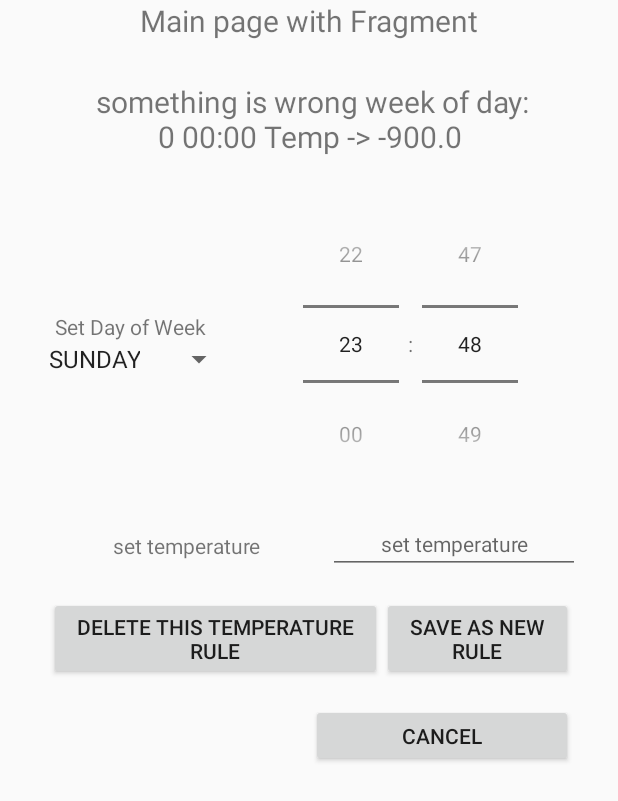
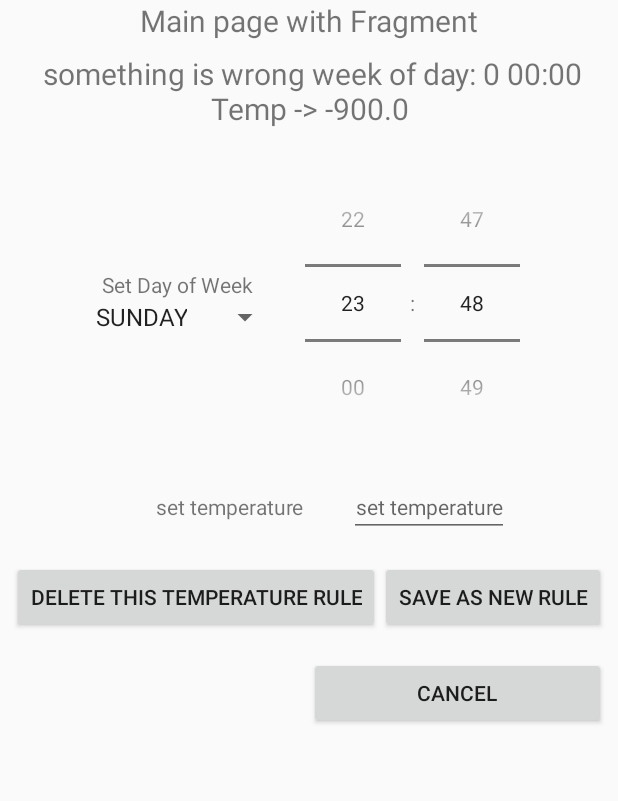
Before and after one commit to project-2017/finalproject, an Android app: the FragmentMainActivity screen opened directly, with no data from a screen before it, on a phone screen of 412 x 824 dp. Shown: the top 801 px of the screen. Run offline under Robolectric (Android 15) with nearby library versions, the phone set to English and light mode, and no system bars; 1 statement that could not run was skipped.

Commit message:
Geyan commit for fragment.

```diff
--- a/app/src/main/AndroidManifest.xml
+++ b/app/src/main/AndroidManifest.xml
@@ -21,8 +21,10 @@
         </activity>
         <activity
             android:name=".PkgHouse.homeThermo_mainPkg.AddNewTempActivity"
-            android:configChanges="orientation|keyboardHidden" />
-        <activity android:name=".PkgHouse.homeThermo_mainPkg.fragmentTempPkg.FragmentMainActivity" />
+            android:configChanges="orientation|keyboardHidden|screenSize" />
+        <activity
+            android:name=".PkgHouse.homeThermo_mainPkg.fragmentTempPkg.FragmentMainActivity"
+            android:configChanges="orientation|keyboardHidden|screenSize" />
         <activity android:name=".PkgHouse.adapterPkg.HelpActivity"></activity>
         <activity android:name=".PkgHouse.homeThermo_mainPkg.HouseThermostatActivity" />
     </application>
--- a/app/src/main/java/cst2335/groupproject/PkgHouse/homeThermo_mainPkg/AddNewTempActivity.java
+++ b/app/src/main/java/cst2335/groupproject/PkgHouse/homeThermo_mainPkg/AddNewTempActivity.java
@@ -4,6 +4,7 @@ import android.app.Activity;
 import android.app.AlertDialog;
 import android.content.DialogInterface;
 import android.content.Intent;
+import android.content.res.Configuration;
 import android.os.Bundle;
 import android.util.Log;
 import android.view.View;
@@ -33,6 +34,11 @@ public class AddNewTempActivity extends Activity {
 
     private TreeMap<Integer, Double> listTemp;
 
+    @Override
+    public void onConfigurationChanged(Configuration newConfig) {
+        super.onConfigurationChanged(newConfig);
+        finish();
+    }
 
     @Override
     protected void onCreate(Bundle savedInstanceState) {
--- a/app/src/main/res/layout/temp_fragment_temp_setting.xml
+++ b/app/src/main/res/layout/temp_fragment_temp_setting.xml
@@ -1,37 +1,29 @@
 <?xml version="1.0" encoding="utf-8"?>
-<FrameLayout
-    xmlns:android="http://schemas.android.com/apk/res/android"
-    xmlns:tools="http://schemas.android.com/tools"
+<FrameLayout xmlns:android="http://schemas.android.com/apk/res/android"
     android:id="@+id/fragment_container_1_h"
     android:layout_width="match_parent"
-    android:layout_height="match_parent"
-    tools:context="com.example.hliu.cst2335_project.PkgHouse.homeThermo_mainPkg.fragmentTempPkg.FragmentMainActivity">
+    android:layout_height="match_parent">
 
-
-    <android.support.constraint.ConstraintLayout
-
-        xmlns:android="http://schemas.android.com/apk/res/android"
-        xmlns:app="http://schemas.android.com/apk/res-auto"
-        xmlns:tools="http://schemas.android.com/tools"
-        android:id="@+id/fragment_container_2_h"
+    <ScrollView
         android:layout_width="match_parent"
         android:layout_height="match_parent">
 
         <LinearLayout
+            android:id="@+id/fragment_container_2_h"
+            android:layout_width="match_parent"
+            android:layout_height="match_parent"
+            android:orientation="vertical">
+
+            <LinearLayout
                 android:id="@+id/linearLayout"
-            android:layout_width="302dp"
+                android:layout_width="match_parent"
                 android:layout_height="wrap_content"
                 android:layout_marginBottom="8dp"
                 android:layout_marginEnd="8dp"
                 android:layout_marginStart="8dp"
                 android:layout_marginTop="8dp"
-            android:gravity="center"
-            android:orientation="vertical"
-            app:layout_constraintBottom_toBottomOf="parent"
-            app:layout_constraintEnd_toEndOf="parent"
-            app:layout_constraintStart_toStartOf="parent"
-            app:layout_constraintTop_toTopOf="parent"
-            app:layout_constraintVertical_bias="0.04">
+                android:gravity="center_horizontal"
+                android:orientation="vertical">
 
                 <TextView
                     android:id="@+id/stringText_mainfragement_title"
@@ -50,24 +42,18 @@
 
             <LinearLayout
                 android:id="@+id/linearLayout_fg22_h"
-            android:layout_width="373dp"
-            android:layout_height="214dp"
-            android:layout_marginBottom="196dp"
+                android:layout_width="match_parent"
+                android:layout_height="200dp"
+                android:layout_marginBottom="8dp"
                 android:layout_marginEnd="8dp"
                 android:layout_marginStart="8dp"
                 android:layout_marginTop="8dp"
                 android:gravity="center"
-            android:orientation="horizontal"
-            app:layout_constraintBottom_toBottomOf="parent"
-            app:layout_constraintEnd_toEndOf="parent"
-            app:layout_constraintHorizontal_bias="0.4"
-            app:layout_constraintStart_toStartOf="parent"
-            app:layout_constraintTop_toBottomOf="@+id/linearLayout"
-            app:layout_constraintVertical_bias="0.247">
+                android:orientation="horizontal">
 
                 <LinearLayout
                     android:id="@+id/linearLayout_fg1_h"
-                android:layout_width="139dp"
+                    android:layout_width="138dp"
                     android:layout_height="wrap_content"
                     android:layout_gravity="center"
                     android:orientation="vertical">
@@ -96,32 +82,24 @@
                     android:id="@+id/timePicker_fg_h"
                     android:layout_width="wrap_content"
                     android:layout_height="wrap_content"
-                android:layout_weight="2"
                     android:timePickerMode="spinner" />
 
             </LinearLayout>
 
             <LinearLayout
                 android:id="@+id/linearLayout_fg3_h"
-            android:layout_width="357dp"
-            android:layout_height="38dp"
-            android:layout_marginBottom="180dp"
+                android:layout_width="match_parent"
+                android:layout_height="wrap_content"
+                android:layout_marginBottom="8dp"
                 android:layout_marginEnd="8dp"
                 android:layout_marginStart="8dp"
                 android:layout_marginTop="8dp"
                 android:gravity="center"
-            android:orientation="horizontal"
-            app:layout_constraintBottom_toBottomOf="parent"
-            app:layout_constraintEnd_toEndOf="parent"
-            app:layout_constraintHorizontal_bias="0.545"
-            app:layout_constraintStart_toStartOf="parent"
-            app:layout_constraintTop_toBottomOf="@+id/linearLayout_fg22_h"
-            app:layout_constraintVertical_bias="0.043">
+                android:orientation="horizontal">
 
                 <TextView
-                android:layout_width="159dp"
+                    android:layout_width="160dp"
                     android:layout_height="wrap_content"
-                android:layout_weight="1"
                     android:text="@string/setTempString_h"
                     android:textAlignment="center"
                     android:textSize="14sp" />
@@ -130,8 +108,6 @@
                     android:id="@+id/temperature_fg_h"
                     android:layout_width="wrap_content"
                     android:layout_height="wrap_content"
-                android:layout_weight="2"
-
                     android:hint="@string/setTempString_h"
                     android:inputType="numberDecimal"
                     android:textAlignment="center"
@@ -141,21 +117,15 @@
 
             <LinearLayout
                 android:id="@+id/linearLayout_fg5_h"
-            android:layout_width="349dp"
-            android:layout_height="57dp"
-            android:layout_marginBottom="92dp"
+                android:layout_width="match_parent"
+                android:layout_height="wrap_content"
+                android:layout_marginBottom="8dp"
                 android:layout_marginEnd="8dp"
                 android:layout_marginStart="8dp"
                 android:layout_marginTop="8dp"
-            android:dividerPadding="10dp"
+                android:dividerPadding="8dp"
                 android:gravity="center|fill"
-            android:orientation="horizontal"
-            app:layout_constraintBottom_toBottomOf="parent"
-            app:layout_constraintEnd_toEndOf="parent"
-            app:layout_constraintHorizontal_bias="0.526"
-            app:layout_constraintStart_toStartOf="parent"
-            app:layout_constraintTop_toBottomOf="@+id/linearLayout_fg3_h"
-            app:layout_constraintVertical_bias="0.327">
+                android:orientation="horizontal">
 
                 <Button
                     android:id="@+id/button_delete_fg_h"
@@ -175,29 +145,22 @@
 
             <LinearLayout
                 android:id="@+id/linearLayout_fg6_h"
-            android:layout_width="349dp"
-            android:layout_height="42dp"
+                android:layout_width="match_parent"
+                android:layout_height="wrap_content"
                 android:layout_marginBottom="8dp"
                 android:layout_marginEnd="8dp"
                 android:layout_marginStart="8dp"
                 android:layout_marginTop="8dp"
-            android:dividerPadding="10dp"
                 android:gravity="center|fill"
-            android:orientation="horizontal"
-            app:layout_constraintBottom_toBottomOf="parent"
-            app:layout_constraintEnd_toEndOf="parent"
-            app:layout_constraintHorizontal_bias="0.526"
-            app:layout_constraintStart_toStartOf="parent"
-            app:layout_constraintTop_toBottomOf="@+id/linearLayout_fg5_h"
-            app:layout_constraintVertical_bias="0.117">
+                android:orientation="horizontal">
 
                 <Button
                     android:id="@+id/button_save_fg_h"
                     android:layout_width="wrap_content"
                     android:layout_height="wrap_content"
                     android:layout_weight="1"
-                android:visibility="invisible"
-                android:text="@string/saveString_h" />
+                    android:text="@string/saveString_h"
+                    android:visibility="invisible" />
 
                 <Button
                     android:id="@+id/button_cancel_fg_h"
@@ -208,8 +171,11 @@
                     android:textAlignment="center" />
 
             </LinearLayout>
-
-    </android.support.constraint.ConstraintLayout>
-
+            <View
+                android:layout_width="300dp"
+                android:layout_height="30dp"
+                android:layout_gravity="center_horizontal" />
+        </LinearLayout>
+    </ScrollView>
 
 </FrameLayout>
```
Also changed, not shown: app/src/main/java/cst2335/groupproject/PkgHouse/homeThermo_mainPkg/HouseThermostatActivity.java (+64 -0 lines), app/src/main/java/cst2335/groupproject/PkgHouse/homeThermo_mainPkg/fragmentTempPkg/FragmentMainActivity.java (+13 -0 lines), app/src/main/java/cst2335/groupproject/PkgHouse/homeThermo_mainPkg/fragmentTempPkg/Fragment_editTemp.java (+25 -1 lines), app/src/main/res/layout-land/activity_house_thermostat.xml (added, +111 -0 lines). Lines whose indentation alone changed are shown as unchanged.
